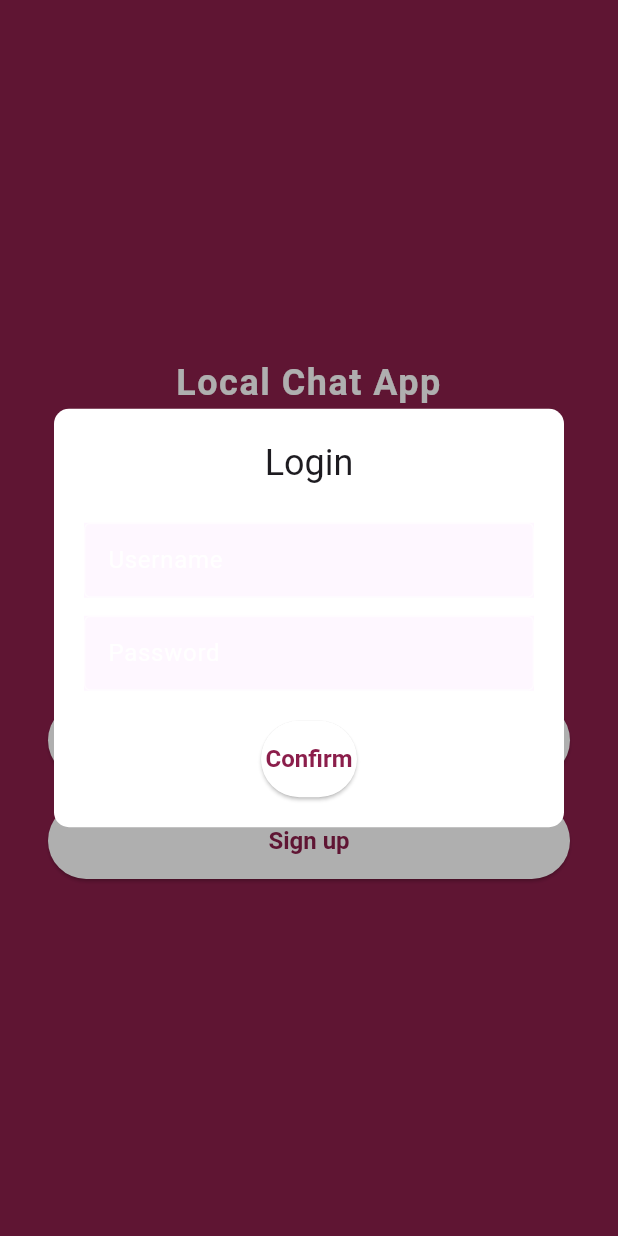
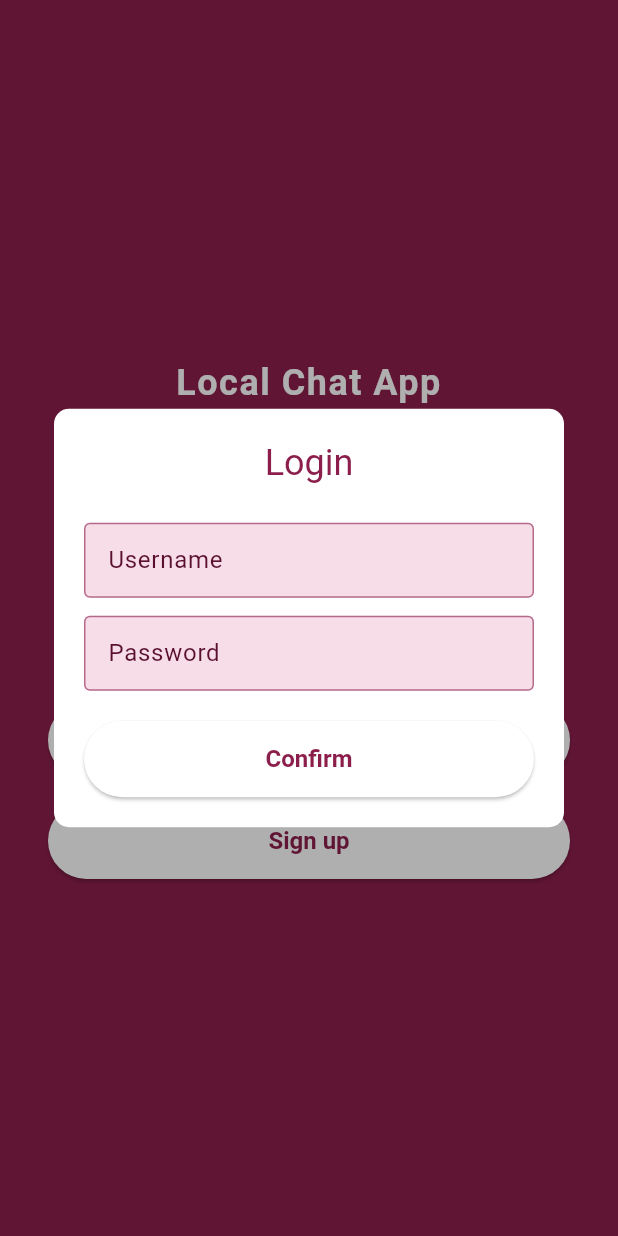
Before and after one commit to Voyage-local-chat-group/voyage-local-chat-group, a Flutter app: the screen it shows after launch, after a tap on "Log in", on a phone screen of 412 x 824 dp. Run offline on Flutter 3.47's test engine with Material 3 defaults, Android fonts, the phone set to English and light mode, and no system bars.

Commit message:
restyled login modal

```diff
--- a/frontend/lib/views/title_screen.dart
+++ b/frontend/lib/views/title_screen.dart
@@ -10,7 +10,6 @@ class TitleScreen extends StatefulWidget {
 }
 
 class _TitleScreenState extends State<TitleScreen> {
-
   void _showLoginForm() {
     Navigator.of(context).push(DismissibleDialog<void>());
   }
@@ -26,10 +25,7 @@ class _TitleScreenState extends State<TitleScreen> {
       disabledBackgroundColor: Colors.white,
       foregroundColor: backgroundColor,
       disabledForegroundColor: backgroundColor,
-			textStyle: const TextStyle(
-				fontSize: 16,
-				fontWeight: FontWeight.w600,
-			),
+      textStyle: const TextStyle(fontSize: 16, fontWeight: FontWeight.w600),
     );
 
     return Scaffold(
@@ -136,26 +132,31 @@ class DismissibleDialog<T> extends PopupRoute<T> {
               children: <Widget>[
                 Text(
                   'Login',
-                  style: Theme.of(context).textTheme.headlineSmall,
+                  style: Theme.of(context)
+                      .textTheme
+                      .headlineSmall
+                      ?.copyWith(color: const Color(0xFF8B1E4B)),
                 ),
                 const SizedBox(height: 24),
                 SizedBox(
-                  width:300,
-                  height:50,
-                  child:
-                  Material(
+                  width: 300,
+                  height: 50,
+                  child: Material(
                     child: TextField(
-                      style: const TextStyle(color: Colors.white),
+                      style: const TextStyle(color: Color(0xFF5A0F2E)),
+                      cursorColor: const Color(0xFF5A0F2E),
                       decoration: InputDecoration(
                         labelText: 'Username',
-                        labelStyle: const TextStyle(color: Colors.white),
+                        labelStyle: const TextStyle(color: Color(0xFF5A0F2E)),
+                        filled: true,
+                        fillColor: const Color(0xFFF6DDE7),
                         enabledBorder: OutlineInputBorder(
                           borderSide: BorderSide(
-                            color: Colors.white.withValues(alpha: 0.6),
+                            color: const Color(0xFF8B1E4B).withValues(alpha: 0.6),
                           ),
                         ),
                         focusedBorder: const OutlineInputBorder(
-                          borderSide: BorderSide(color: Colors.white),
+                          borderSide: BorderSide(color: Color(0xFF8B1E4B)),
                         ),
                       ),
                     ),
@@ -163,31 +164,39 @@ class DismissibleDialog<T> extends PopupRoute<T> {
                 ),
                 const SizedBox(height: 12),
                 SizedBox(
-                  width:300,
-                  height:50,
-                  child:
-                  Material(
+                  width: 300,
+                  height: 50,
+                  child: Material(
                     child: TextField(
                       obscureText: true,
-                        style: const TextStyle(color: Colors.white),
+                      style: const TextStyle(color: Color(0xFF5A0F2E)),
+                      cursorColor: const Color(0xFF5A0F2E),
                       decoration: InputDecoration(
                         labelText: 'Password',
-                          labelStyle: const TextStyle(color: Colors.white),
+                        labelStyle: const TextStyle(color: Color(0xFF5A0F2E)),
+                        filled: true,
+                        fillColor: const Color(0xFFF6DDE7),
                         enabledBorder: OutlineInputBorder(
                           borderSide: BorderSide(
-                              color: Colors.white.withValues(alpha: 0.6),
+                            color: const Color(0xFF8B1E4B).withValues(alpha: 0.6),
                           ),
                         ),
                         focusedBorder: const OutlineInputBorder(
-                            borderSide: BorderSide(color: Colors.white),
+                          borderSide: BorderSide(color: Color(0xFF8B1E4B)),
                         ),
                       ),
                     ),
                   ),
                 ),
                 const SizedBox(height: 20),
-                ElevatedButton(
-									onPressed: () => Navigator.of(context).push(MaterialPageRoute<void>(builder: (context) => const HomeScreen())),
+                SizedBox(
+                  width: 300,
+                  child: ElevatedButton(
+                    onPressed: () => Navigator.of(context).push(
+                      MaterialPageRoute<void>(
+                        builder: (context) => const HomeScreen(),
+                      ),
+                    ),
                     style: ElevatedButton.styleFrom(
                       padding: const EdgeInsets.symmetric(vertical: 16.0),
                       backgroundColor: Colors.white,
@@ -201,6 +210,7 @@ class DismissibleDialog<T> extends PopupRoute<T> {
                     ),
                     child: const Text('Confirm'),
                   ),
+                ),
               ],
             ),
           ),
```
Also changed, not shown: frontend/pubspec.lock. Lines whose indentation alone changed are shown as unchanged.
